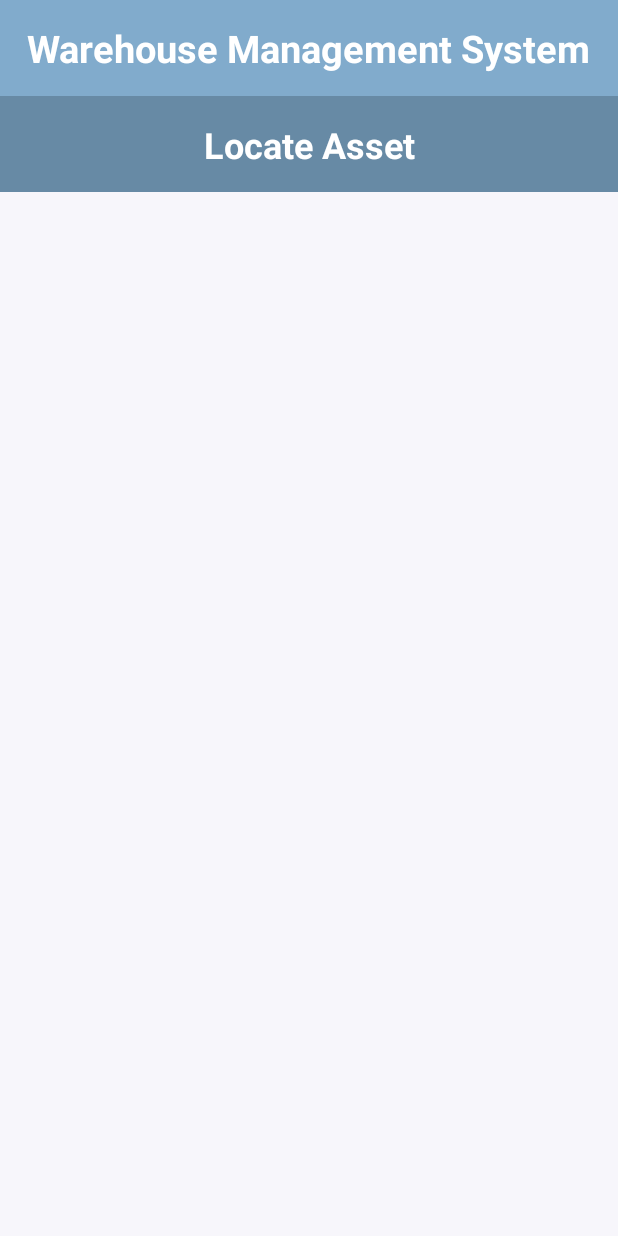
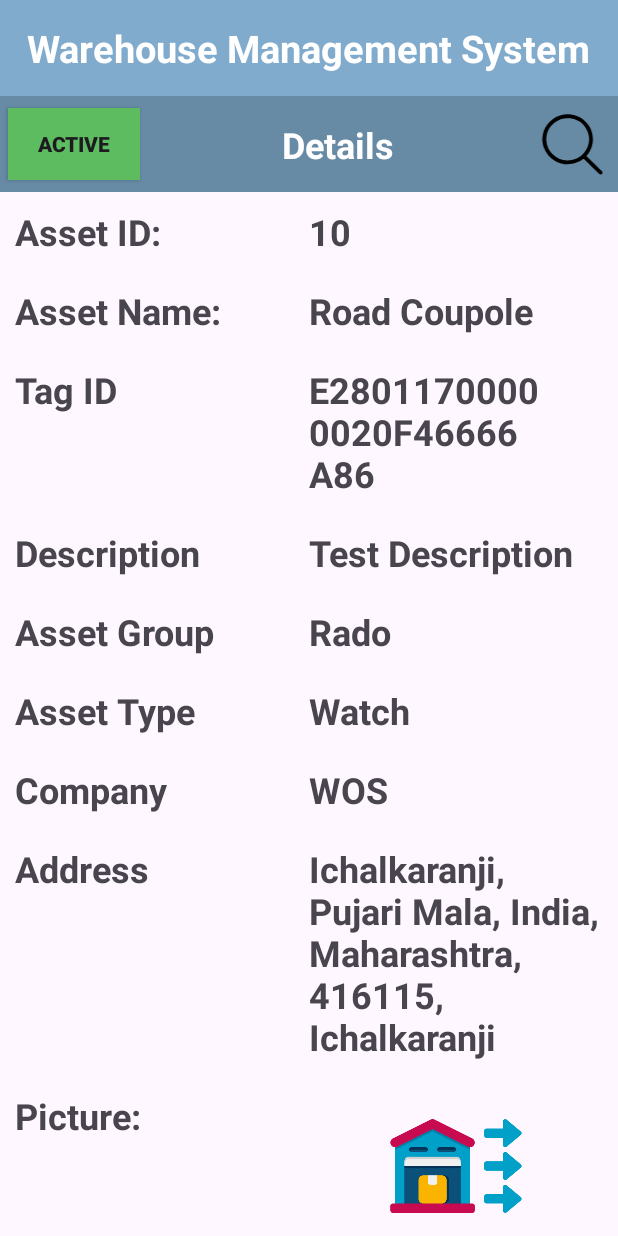
Before and after one commit to insidetech21/cRFID-Android, an Android app: the screen it shows after launch (Locate_Asset before the commit, Locate_Asset_Details_Page after it), after a tap on "LOCATE MATERIAL", on a phone screen of 412 x 824 dp. Run offline under Robolectric (Android 15) with nearby library versions, the phone set to English and light mode, and no system bars.

Commit message:
locate assets details page
-added locate assets details page

```diff
--- a/app/build.gradle.kts
+++ b/app/build.gradle.kts
@@ -37,6 +37,7 @@ dependencies {
     implementation("com.google.android.material:material:1.10.0")
     implementation("androidx.constraintlayout:constraintlayout:2.1.4")
     implementation("androidx.cardview:cardview:1.0.0")
+    implementation("androidx.legacy:legacy-support-v4:1.0.0")
     testImplementation("junit:junit:4.13.2")
     androidTestImplementation("androidx.test.ext:junit:1.1.5")
     androidTestImplementation("androidx.test.espresso:espresso-core:3.5.1")
--- a/app/src/main/AndroidManifest.xml
+++ b/app/src/main/AndroidManifest.xml
@@ -12,6 +12,9 @@
         android:supportsRtl="true"
         android:theme="@style/Theme.CRFID"
         tools:targetApi="31">
+        <activity
+            android:name=".Locate_Asset_Details_Page"
+            android:exported="false" />
         <activity
             android:name=".Locate_Asset"
             android:exported="false" />
--- a/app/src/main/java/com/example/crfid/HomePage.java
+++ b/app/src/main/java/com/example/crfid/HomePage.java
@@ -20,7 +20,7 @@ public class HomePage extends AppCompatActivity {
             @Override
             public
             void onClick ( View view ) {
-                Intent intent=new Intent( HomePage.this, Locate_Asset.class );
+                Intent intent=new Intent( HomePage.this, Locate_Asset_Details_Page.class );
                 startActivity(intent);
             }
         } );
--- /dev/null
+++ b/app/src/main/java/com/example/crfid/Locate_Asset_Details_Page.java
@@ -0,0 +1,16 @@
+package com.example.crfid;
+
+import androidx.appcompat.app.AppCompatActivity;
+
+import android.os.Bundle;
+
+public
+class Locate_Asset_Details_Page extends AppCompatActivity {
+
+    @Override
+    protected
+    void onCreate ( Bundle savedInstanceState ) {
+        super.onCreate ( savedInstanceState );
+        setContentView ( R.layout.locate_asset_details_page_activity );
+    }
+}
--- /dev/null
+++ b/app/src/main/res/drawable/buttondesign.xml
@@ -0,0 +1,9 @@
+<?xml version="1.0" encoding="utf-8"?>
+<shape xmlns:android="http://schemas.android.com/apk/res/android">
+
+
+
+    <solid
+        android:color="#5DBC60"
+        />
+</shape>
--- /dev/null
+++ b/app/src/main/res/layout/locate_asset_details_page_activity.xml
@@ -0,0 +1,316 @@
+<?xml version="1.0" encoding="utf-8"?>
+<androidx.constraintlayout.widget.ConstraintLayout xmlns:android="http://schemas.android.com/apk/res/android"
+    xmlns:app="http://schemas.android.com/apk/res-auto"
+    xmlns:tools="http://schemas.android.com/tools"
+    android:layout_width="match_parent"
+    android:layout_height="match_parent"
+    tools:context=".Locate_Asset_Details_Page">
+
+    <androidx.appcompat.widget.Toolbar
+        android:id="@+id/toolbar5"
+        android:layout_width="0dp"
+        android:layout_height="wrap_content"
+        android:background="#81abcc"
+        android:minHeight="?attr/actionBarSize"
+        android:theme="?attr/actionBarTheme"
+        app:layout_constraintEnd_toEndOf="parent"
+        app:layout_constraintStart_toStartOf="parent"
+        app:layout_constraintTop_toTopOf="parent" />
+
+    <androidx.appcompat.widget.Toolbar
+        android:id="@+id/toolbar6"
+        android:layout_width="0dp"
+        android:layout_height="wrap_content"
+        android:background="#678aa5"
+        android:minHeight="?attr/actionBarSize"
+        android:theme="?attr/actionBarTheme"
+        app:layout_constraintEnd_toEndOf="parent"
+        app:layout_constraintStart_toStartOf="parent"
+        app:layout_constraintTop_toBottomOf="@id/toolbar5"
+        tools:layout_editor_absoluteY="115dp">
+
+    </androidx.appcompat.widget.Toolbar>
+
+    <TextView
+        android:id="@+id/textView11"
+        android:layout_width="wrap_content"
+        android:layout_height="wrap_content"
+        android:text="Warehouse Management System"
+        android:textColor="@color/white"
+        android:textSize="25sp"
+        android:textStyle="bold"
+        app:layout_constraintBottom_toBottomOf="@id/toolbar5"
+        app:layout_constraintEnd_toEndOf="@id/toolbar5"
+        app:layout_constraintStart_toStartOf="@id/toolbar5"
+        app:layout_constraintTop_toTopOf="@id/toolbar5" />
+
+    <androidx.appcompat.widget.AppCompatButton
+        android:id="@+id/button2"
+        android:textStyle="bold"
+        android:layout_width="wrap_content"
+        android:layout_height="wrap_content"
+        android:layout_marginStart="5dp"
+        android:background="@drawable/buttondesign"
+        android:text="Active"
+        app:layout_constraintBottom_toBottomOf="@id/toolbar6"
+        app:layout_constraintEnd_toStartOf="@+id/textView13"
+        app:layout_constraintHorizontal_bias="0.5"
+        app:layout_constraintHorizontal_chainStyle="spread_inside"
+        app:layout_constraintStart_toStartOf="parent"
+        app:layout_constraintTop_toTopOf="@id/toolbar6" />
+
+    <TextView
+        android:id="@+id/textView13"
+        android:layout_width="wrap_content"
+        android:layout_height="wrap_content"
+        android:text="Details"
+        android:textColor="@color/white"
+        android:textSize="24sp"
+        android:textStyle="bold"
+        app:layout_constraintBottom_toBottomOf="@+id/button2"
+        app:layout_constraintEnd_toStartOf="@+id/imageView9"
+        app:layout_constraintHorizontal_bias="0.5"
+        app:layout_constraintStart_toEndOf="@+id/button2"
+        app:layout_constraintTop_toTopOf="@+id/button2" />
+
+    <ImageView
+        android:id="@+id/imageView9"
+        android:layout_width="50dp"
+        android:layout_height="50dp"
+        android:layout_marginEnd="5dp"
+        app:layout_constraintBottom_toBottomOf="@+id/textView13"
+        app:layout_constraintEnd_toEndOf="parent"
+        app:layout_constraintHorizontal_bias="0.5"
+        app:layout_constraintStart_toEndOf="@+id/textView13"
+        app:layout_constraintTop_toTopOf="@+id/textView13"
+        android:src="@drawable/search" />
+
+    <androidx.core.widget.NestedScrollView
+        android:layout_width="0dp"
+        android:layout_height="0dp"
+        android:fillViewport="true"
+        app:layout_constraintTop_toBottomOf="@id/toolbar6"
+        app:layout_constraintStart_toStartOf="parent"
+        app:layout_constraintEnd_toEndOf="parent"
+        app:layout_constraintBottom_toBottomOf="parent"
+        >
+
+        <LinearLayout
+            android:layout_width="match_parent"
+            android:layout_height="wrap_content"
+            android:orientation="vertical" >
+
+            <LinearLayout
+                android:layout_margin="10dp"
+                android:layout_width="match_parent"
+                android:layout_height="wrap_content"
+                android:orientation="horizontal"
+                >
+
+                <TextView
+                    android:layout_width="0dp"
+                    android:layout_height="wrap_content"
+                    android:layout_weight="0.5"
+                    android:text="Asset ID: "
+                    android:textSize="24sp"
+                    android:textStyle="bold"
+                    />
+                <TextView
+                    android:layout_width="0dp"
+                    android:layout_height="wrap_content"
+                    android:text="10"
+                    android:layout_weight="0.5"
+                    android:textSize="24sp"
+                    android:textStyle="bold"
+                    />
+            </LinearLayout>
+            <LinearLayout
+                android:layout_margin="10dp"
+                android:layout_width="match_parent"
+                android:layout_height="wrap_content"
+                android:orientation="horizontal"
+                >
+
+                <TextView
+                    android:layout_width="0dp"
+                    android:layout_height="wrap_content"
+                    android:layout_weight="0.5"
+                    android:text="Asset Name: "
+                    android:textSize="24sp"
+                    android:textStyle="bold"
+                    />
+
+                <TextView
+                    android:layout_width="0dp"
+                    android:layout_height="wrap_content"
+                    android:layout_weight="0.5"
+                    android:text="Road Coupole"
+                    android:textSize="24sp"
+                    android:textStyle="bold" />
+            </LinearLayout>
+            <LinearLayout
+                android:layout_margin="10dp"
+                android:layout_width="match_parent"
+                android:layout_height="wrap_content"
+                android:orientation="horizontal"
+                >
+
+                <TextView
+                    android:layout_width="0dp"
+                    android:layout_height="wrap_content"
+                    android:layout_weight="0.5"
+                    android:text="Tag ID"
+                    android:textSize="24sp"
+                    android:textStyle="bold" />
+
+                <TextView
+                    android:layout_width="0dp"
+                    android:layout_height="wrap_content"
+                    android:layout_weight="0.5"
+                    android:text="E28011700000020F46666 A86"
+                    android:textSize="24sp"
+                    android:textStyle="bold" />
+            </LinearLayout>
+            <LinearLayout
+                android:layout_margin="10dp"
+                android:layout_width="match_parent"
+                android:layout_height="wrap_content"
+                android:orientation="horizontal"
+                >
+
+                <TextView
+                    android:layout_width="0dp"
+                    android:layout_height="wrap_content"
+                    android:layout_weight="0.5"
+                    android:text="Description"
+                    android:textSize="24sp"
+                    android:textStyle="bold" />
+
+                <TextView
+                    android:layout_width="0dp"
+                    android:layout_height="wrap_content"
+                    android:layout_weight="0.5"
+                    android:text="Test Description"
+                    android:textSize="24sp"
+                    android:textStyle="bold" />
+            </LinearLayout>
+            <LinearLayout
+                android:layout_margin="10dp"
+                android:layout_width="match_parent"
+                android:layout_height="wrap_content"
+                android:orientation="horizontal"
+                >
+
+                <TextView
+                    android:layout_width="0dp"
+                    android:layout_height="wrap_content"
+                    android:layout_weight="0.5"
+                    android:text="Asset Group"
+                    android:textSize="24sp"
+                    android:textStyle="bold" />
+
+                <TextView
+                    android:layout_width="0dp"
+                    android:layout_height="wrap_content"
+                    android:layout_weight="0.5"
+                    android:text="Rado"
+                    android:textSize="24sp"
+                    android:textStyle="bold" />
+            </LinearLayout>
+            <LinearLayout
+                android:layout_margin="10dp"
+                android:layout_width="match_parent"
+                android:layout_height="wrap_content"
+                android:orientation="horizontal"
+                >
+
+                <TextView
+                    android:layout_width="0dp"
+                    android:layout_height="wrap_content"
+                    android:layout_weight="0.5"
+                    android:text="Asset Type"
+                    android:textSize="24sp"
+                    android:textStyle="bold" />
+
+                <TextView
+                    android:layout_width="0dp"
+                    android:layout_height="wrap_content"
+                    android:layout_weight="0.5"
+                    android:text="Watch"
+                    android:textSize="24sp"
+                    android:textStyle="bold" />
+            </LinearLayout>
+            <LinearLayout
+                android:layout_margin="10dp"
+                android:layout_width="match_parent"
+                android:layout_height="wrap_content"
+                android:orientation="horizontal"
+                >
+
+                <TextView
+                    android:layout_width="0dp"
+                    android:layout_height="wrap_content"
+                    android:layout_weight="0.5"
+                    android:text="Company"
+                    android:textSize="24sp"
+                    android:textStyle="bold" />
+
+                <TextView
+                    android:layout_width="0dp"
+                    android:layout_height="wrap_content"
+                    android:layout_weight="0.5"
+                    android:text="WOS"
+                    android:textSize="24sp"
+                    android:textStyle="bold" />
+            </LinearLayout>
+            <LinearLayout
+                android:layout_margin="10dp"
+                android:layout_width="match_parent"
+                android:layout_height="wrap_content"
+                android:orientation="horizontal"
+                >
+
+                <TextView
+                    android:layout_width="0dp"
+                    android:layout_height="wrap_content"
+                    android:layout_weight="0.5"
+                    android:text="Address"
+                    android:textSize="24sp"
+                    android:textStyle="bold" />
+
+                <TextView
+                    android:layout_width="0dp"
+                    android:layout_height="wrap_content"
+                    android:layout_weight="0.5"
+                    android:text="Ichalkaranji, Pujari Mala, India, Maharashtra, 416115, Ichalkaranji"
+                    android:textSize="24sp"
+                    android:textStyle="bold" />
+            </LinearLayout>
+            <LinearLayout
+                android:layout_margin="10dp"
+                android:layout_width="match_parent"
+                android:layout_height="wrap_content"
+                android:orientation="horizontal"
+                >
+
+                <TextView
+                    android:layout_width="0dp"
+                    android:layout_height="wrap_content"
+                    android:layout_weight="0.5"
+                    android:text="Picture: "
+                    android:textSize="24sp"
+                    android:textStyle="bold"
+                    />
+                <ImageView
+                    android:layout_width="0dp"
+                    android:layout_height="100dp"
+                    android:layout_weight="0.5"
+                    android:textSize="24sp"
+                    android:textStyle="bold"
+                    android:src="@drawable/store"
+                    />
+            </LinearLayout>
+        </LinearLayout>
+    </androidx.core.widget.NestedScrollView>
+
+</androidx.constraintlayout.widget.ConstraintLayout>
```
